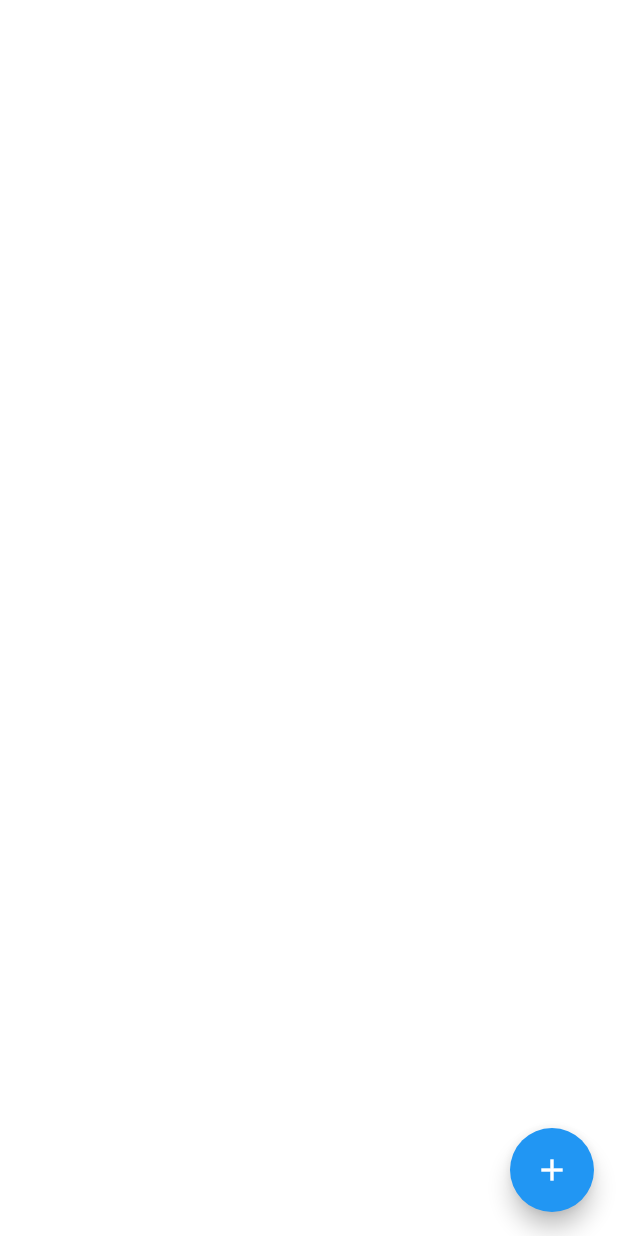
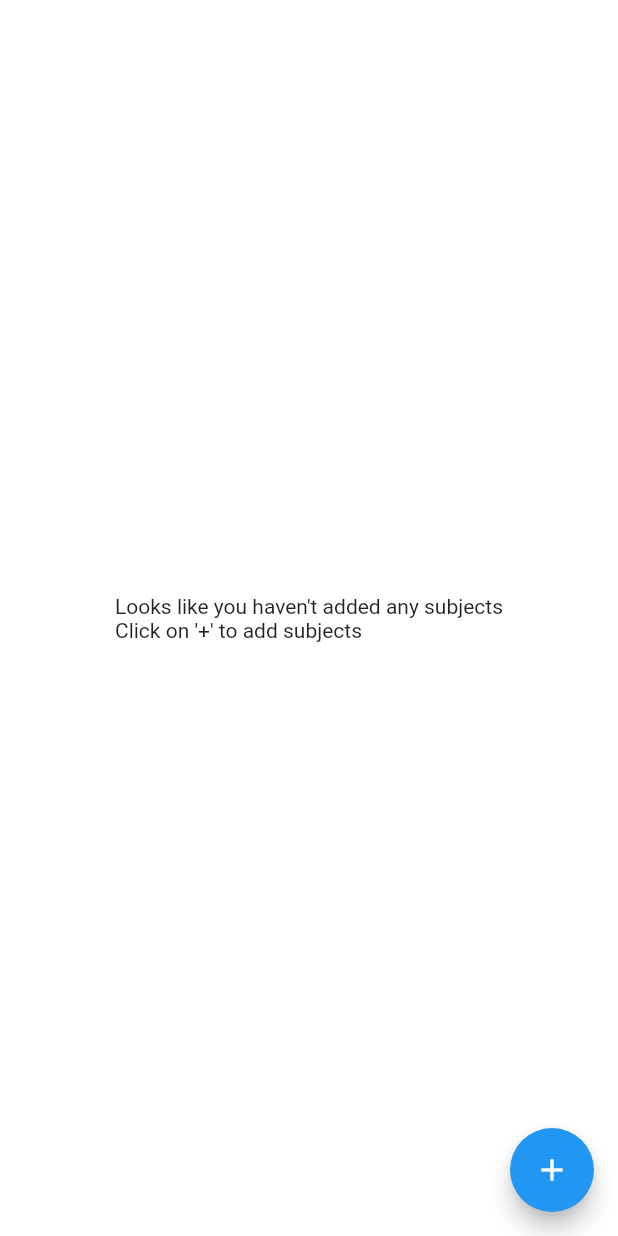
Before and after one commit to Jithin-A-P/attendance, a Flutter app: the HomeScreen screen opened by its route, on a phone screen of 412 x 824 dp. Run offline on Flutter 3.47's test engine with Material 2 defaults, Android fonts, the phone set to English and light mode, and no system bars; our stand-ins replace cloud_firestore, firebase_auth, firebase_core, modal_progress_hud; accounts and stored records are empty.

Commit message:
Clean up

```diff
--- a/lib/components/subject_list.dart
+++ b/lib/components/subject_list.dart
@@ -5,11 +5,15 @@ import 'package:flutter/material.dart';
 
 class SubjectStream extends StatelessWidget {
   final _firestore = FirebaseFirestore.instance;
+  final user = FirebaseAuth.instance.currentUser;
 
   @override
   Widget build(BuildContext context) {
     return StreamBuilder<QuerySnapshot>(
-      stream: _firestore.collection('subjects').snapshots(),
+      stream: _firestore
+          .collection('subjects')
+          .where("username", isEqualTo: user.email)
+          .snapshots(),
       builder: (context, snapshot) {
         if (snapshot.hasData) {
           final subjects = snapshot.data.docs;
@@ -18,24 +22,28 @@ class SubjectStream extends StatelessWidget {
             final subjectTitle = subject.data()['name'];
             final attendedClasses = subject.data()['attended-class'];
             final totalClasses = subject.data()['total-class'];
-            final messageBubble = SubjectTile(
+            final subjectTile = SubjectTile(
               title: subjectTitle,
               attendedClasses: attendedClasses,
               totalClasses: totalClasses,
             );
-            subjectTiles.add(messageBubble);
+            subjectTiles.add(subjectTile);
           }
-          return Expanded(
-            child: ListView(
+          if (subjectTiles.length > 0) {
+            return ListView(
               padding: EdgeInsets.symmetric(
                 horizontal: 10.0,
                 vertical: 20.0,
               ),
               children: subjectTiles,
-            ),
-          );
+            );
+          }
         }
-        return null;
+        return Center(
+          child: Text(
+            'Looks like you haven\'t added any subjects\nClick on \'+\' to add subjects',
+          ),
+        );
       },
     );
   }
--- a/lib/constants.dart
+++ b/lib/constants.dart
@@ -1,6 +1,8 @@
 import 'package:flutter/material.dart';
 
-const String LOGIN_INFO = "LOGIN_INFO";
+const String LOGIN_INFO = 'LOGIN_INFO';
+const String EMAIL = 'EMIAL';
+const String PASSWORD = 'PASSWORD';
 
 const kTextFieldDecoration = InputDecoration(
   hintText: 'hint',
--- a/lib/screens/home_screen.dart
+++ b/lib/screens/home_screen.dart
@@ -1,4 +1,5 @@
 import 'package:attendance/components/subject_list.dart';
+import 'package:firebase_auth/firebase_auth.dart';
 import 'package:flutter/material.dart';
 import 'package:cloud_firestore/cloud_firestore.dart';
 
@@ -9,16 +10,27 @@ class HomeScreen extends StatefulWidget {
 }
 
 class _HomeScreenState extends State<HomeScreen> {
+  var user = FirebaseAuth.instance.currentUser;
+  var firestoreInstance = FirebaseFirestore.instance;
   @override
   Widget build(BuildContext context) {
     return Scaffold(
       backgroundColor: Colors.white,
       body: SafeArea(
-        child: SubjectStream(),
+        child: Expanded(
+          child: SubjectStream(),
+        ),
       ),
       floatingActionButton: FloatingActionButton(
         child: Icon(Icons.add),
-        onPressed: () {},
+        onPressed: () {
+          firestoreInstance.collection('subjects').doc(user.uid).set({
+            'username': user.email,
+            'name': 'Main',
+            'attended-class': 0,
+            'total-class': 0,
+          });
+        },
       ),
     );
   }
```
Also changed, not shown: lib/screens/login_screen.dart (+2 -6 lines), lib/screens/registration_screen.dart (+2 -5 lines), lib/screens/splash_screen.dart (+1 -16 lines).
